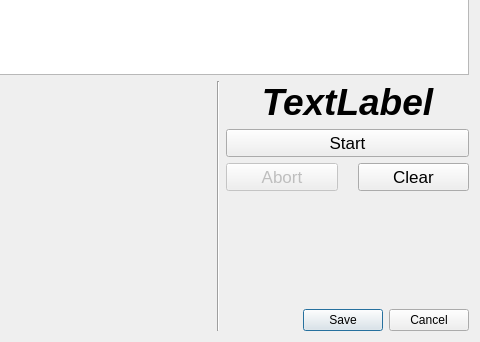
gill14/AccuPatt, file resources/readString.ui: the form before one commit; both pictures show x 604 to 1084 and y 186 to 528 of the 1084 by 528 pixel window.
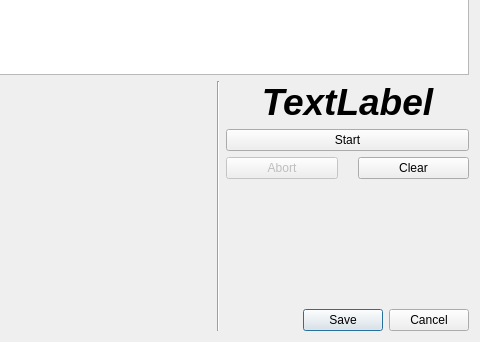
The form after the commit. Icons and pictures are not drawn. Custom widgets are drawn as their Qt base class.

Commit message: fix windows odd font deviations

```diff
--- a/resources/readString.ui
+++ b/resources/readString.ui
@@ -252,11 +252,6 @@
        </item>
        <item>
         <widget class="QPushButton" name="buttonStart">
-         <property name="font">
-          <font>
-           <pointsize>13</pointsize>
-          </font>
-         </property>
          <property name="autoFillBackground">
           <bool>false</bool>
          </property>
@@ -284,11 +279,6 @@
            <property name="enabled">
             <bool>false</bool>
            </property>
-           <property name="font">
-            <font>
-             <pointsize>13</pointsize>
-            </font>
-           </property>
            <property name="text">
             <string>Abort</string>
            </property>
@@ -296,11 +286,6 @@
          </item>
          <item>
           <widget class="QPushButton" name="buttonClear">
-           <property name="font">
-            <font>
-             <pointsize>13</pointsize>
-            </font>
-           </property>
            <property name="text">
             <string>Clear</string>
            </property>
```
The commit also changes 4 other files.
